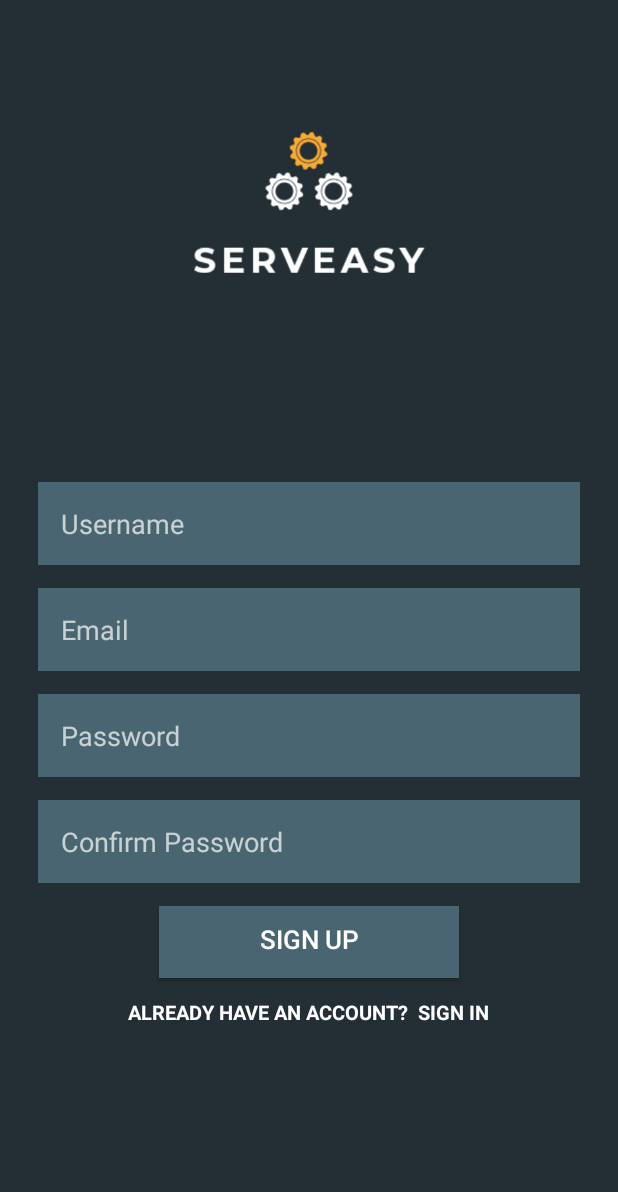
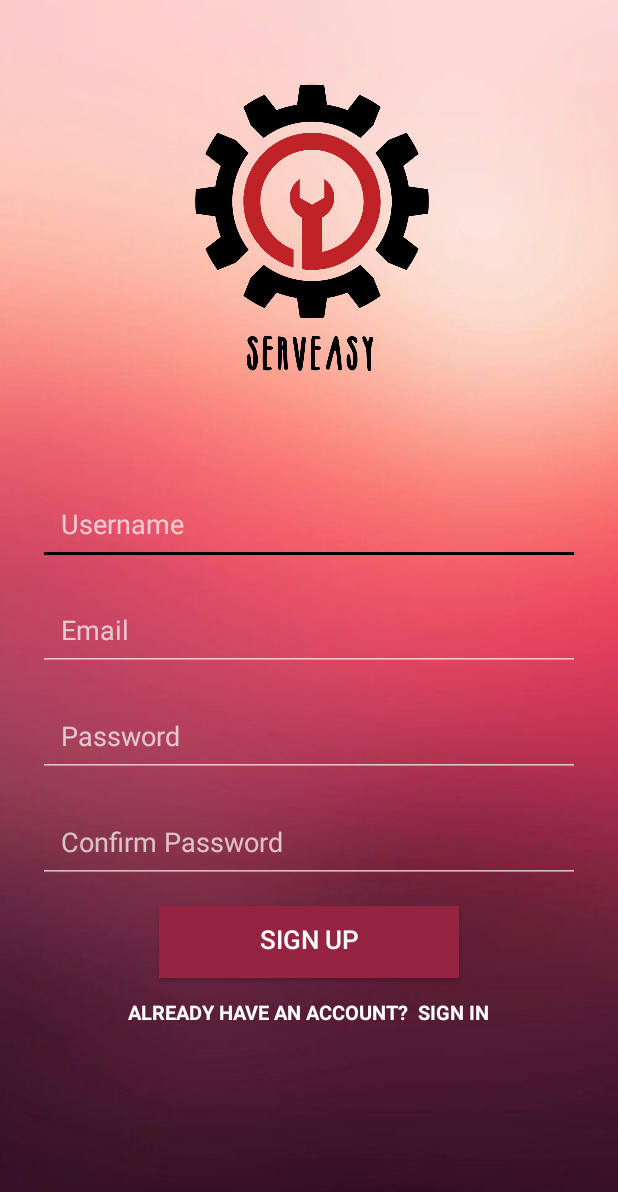
Before and after one commit to shayolisingh/serveasy_1.0, an Android app: the SignUpActivity screen opened directly, with no data from a screen before it, on a phone screen of 412 x 824 dp. Shown: the top 1192 px of the screen. Run offline under Robolectric (Android 15) with nearby library versions, the phone set to English and light mode, and no system bars; our stand-ins replace Firebase (no records; nobody signed in at launch, a user with empty details on screens opened directly).

Commit message:
Edited layout and Logo

```diff
--- a/app/src/main/res/layout/layout_signup.xml
+++ b/app/src/main/res/layout/layout_signup.xml
@@ -3,7 +3,7 @@
     xmlns:app="http://schemas.android.com/apk/res-auto"
     android:layout_width="match_parent"
     android:layout_height="match_parent"
-    android:background="@color/colorPrimaryDark"
+    android:background="@drawable/background"
     android:fitsSystemWindows="true">
 
 
@@ -18,16 +18,15 @@
         android:orientation="vertical">
 
         <ImageView
-            android:id="@+id/imageView"
+            android:id="@+id/logo_id"
             android:layout_width="match_parent"
             android:layout_height="321dp"
-            app:srcCompat="@drawable/newlogo2" />
+            app:srcCompat="@drawable/logo" />
 
         <EditText
             android:id="@+id/uname_edittext"
             android:layout_width="match_parent"
             android:layout_height="wrap_content"
-            android:background="@color/colorPrimary"
             android:hint="Username"
             android:inputType="textPersonName"
             android:padding="15dp" />
@@ -38,7 +37,6 @@
             android:layout_height="wrap_content"
             android:layout_marginTop="15dp"
             android:layout_marginBottom="15dp"
-            android:background="@color/colorPrimary"
             android:hint="Email"
             android:inputType="textEmailAddress"
             android:padding="15dp" />
@@ -48,7 +46,6 @@
             android:layout_width="match_parent"
             android:layout_height="wrap_content"
             android:layout_marginBottom="15dp"
-            android:background="@color/colorPrimary"
             android:hint="Password"
             android:inputType="textPassword"
             android:padding="15dp" />
@@ -65,7 +62,6 @@
             android:layout_width="match_parent"
             android:layout_height="wrap_content"
             android:layout_marginBottom="15dp"
-            android:background="@color/colorPrimary"
             android:hint="Confirm Password"
             android:inputType="textPassword"
             android:padding="15dp" />
@@ -74,7 +70,7 @@
             android:id="@+id/signup_button"
             android:layout_width="200dp"
             android:layout_height="wrap_content"
-            android:background="@color/colorPrimary"
+            android:background="@color/colorPrimaryDark"
 
             android:gravity="center_horizontal"
             android:onClick="signUp"
--- a/app/src/main/res/layout/layout_splash_screen.xml
+++ b/app/src/main/res/layout/layout_splash_screen.xml
@@ -3,7 +3,7 @@
     android:layout_width="match_parent"
     android:layout_height="match_parent"
     android:gravity="center"
-    android:background="#232f34">
+    android:background="@drawable/background">
 
     <ImageView
         android:id="@+id/logo_id"
@@ -16,7 +16,7 @@
         android:layout_marginEnd="23dp"
         android:layout_marginStart="23dp"
         android:layout_marginBottom="139dp"
-        android:src="@drawable/newlogo" />
+        android:src="@drawable/logo" />
 
 
 </RelativeLayout>
--- a/app/src/main/res/values/colors.xml
+++ b/app/src/main/res/values/colors.xml
@@ -1,7 +1,8 @@
 <?xml version="1.0" encoding="utf-8"?>
 <resources>
-    <color name="colorPrimary">#4A6572</color>
-    <color name="colorPrimaryDark">#232F34</color>
-    <color name="colorAccent">#F9AA33</color>
-    <color name="white">#FFFFFF</color>
+    <color name="colorPrimary">#ffffff</color>
+    <color name="colorPrimaryDark">#942441</color>
+
+    <color name="colorAccent">#000000</color>
+
 </resources>
```
Also changed, not shown: app/src/main/res/layout/activity_signin.xml (+6 -6 lines), app/src/main/java/com/example/new_serveasy/sample.java (line endings or trailing spaces), app/src/main/res/drawable-v24/background.jpg (added), app/src/main/res/drawable-v24/bike.png (added), app/src/main/res/drawable-v24/car.png (added), app/src/main/res/drawable-v24/logo.png (added), app/src/main/res/drawable/background.jpg (added), app/src/main/res/drawable/bike.png (added), app/src/main/res/drawable/car.png (added), app/src/main/res/drawable/logo.png (added).
